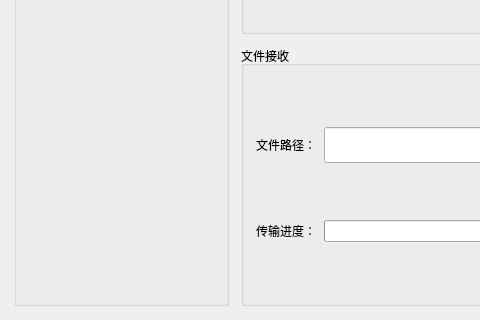
Old version of the form src/ui/widget.ui in the repository luhuadong/WhYModem; both pictures show x 0 to 480 and y 240 to 560 of the 900 by 560 pixel window.
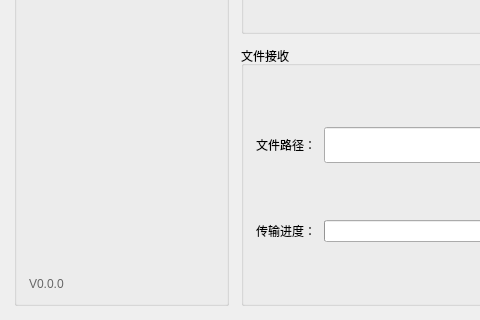
New version of the form.

Commit message: feat: show version in main page

```diff
--- a/src/ui/widget.ui
+++ b/src/ui/widget.ui
@@ -308,6 +308,19 @@
         </property>
        </spacer>
       </item>
+      <item>
+       <widget class="QLabel" name="versionLabel">
+        <property name="styleSheet">
+         <string notr="true">color: #666666;</string>
+        </property>
+        <property name="text">
+         <string>V0.0.0</string>
+        </property>
+        <property name="alignment">
+         <set>Qt::AlignLeading|Qt::AlignLeft|Qt::AlignVCenter</set>
+        </property>
+       </widget>
+      </item>
 	     </layout>
 	    </widget>
    </item>
```
The commit also changes 2 other files.
